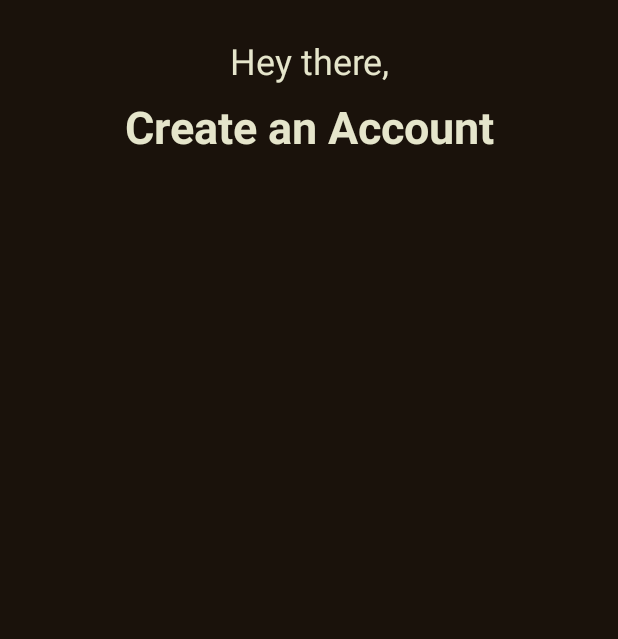
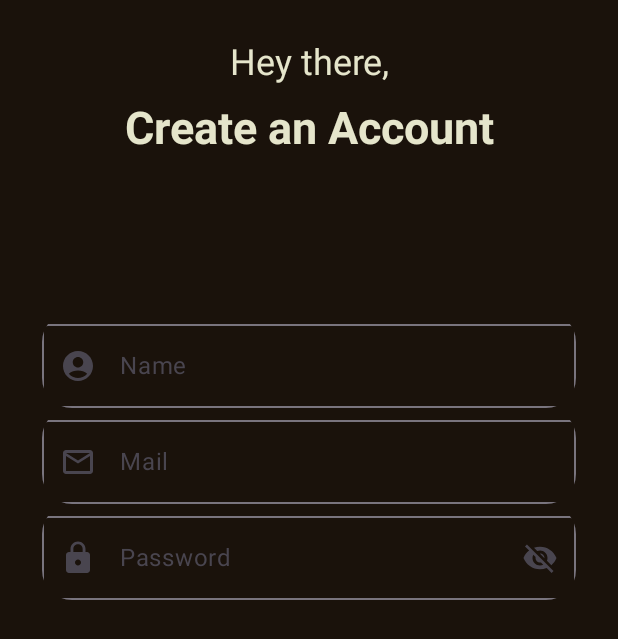
Before and after one commit to ksagar03/SplitMoney, an Android app built with Jetpack Compose: the @Preview function DefaultPreviewOfSignUpScreen, on a phone screen of 412 x 824 dp. Shown: the top 639 px of the screen. Run offline under Robolectric (Android 15) with nearby library versions, the phone set to English and light mode, and no system bars.

Commit message:
Updates: Created Composable component for adding multiple text field

```diff
--- a/app/src/main/java/com/example/splitmoney/signuporlogin/Authentication.kt
+++ b/app/src/main/java/com/example/splitmoney/signuporlogin/Authentication.kt
@@ -11,6 +11,7 @@ import androidx.compose.runtime.Composable
 import androidx.compose.ui.Modifier
 import androidx.compose.ui.graphics.Color
 import androidx.compose.ui.res.colorResource
+import androidx.compose.ui.res.painterResource
 import androidx.compose.ui.res.stringResource
 import androidx.compose.ui.text.font.FontWeight
 import androidx.compose.ui.tooling.preview.Preview
@@ -18,15 +19,20 @@ import androidx.compose.ui.unit.dp
 import androidx.compose.ui.unit.sp
 import com.example.splitmoney.R
 import com.example.splitmoney.signuporlogin.components.TextComponent
+import com.example.splitmoney.signuporlogin.components.UserPasswordTextFiled
+import com.example.splitmoney.signuporlogin.components.UserTextFields
 
 @Composable
 fun SignUpScreen() {
-    Surface( color = colorResource(id = R.color.Dark_Theme),
+    Surface(
+        color = colorResource(id = R.color.Dark_Theme),
         modifier = Modifier
             .fillMaxSize()
 
     ) {
-        Column(modifier = Modifier.fillMaxSize().padding(28.dp)) {
+        Column(modifier = Modifier
+            .fillMaxSize()
+            .padding(28.dp)) {
             TextComponent(
                 value = stringResource(id = R.string.SignupHeading),
                 fontSize = 24.sp,
@@ -36,6 +42,22 @@ fun SignUpScreen() {
                 value = stringResource(id = R.string.SignupHeading2),
                 fontSize = 30.sp,
                 fontWeight = FontWeight.Bold
+            )
+            Spacer(modifier = Modifier.height(100.dp))
+            UserTextFields(
+                labelText = stringResource(id = R.string.userName),
+                iconData = painterResource(id = R.drawable.account_icon),
+                iconDescription = "userNameIcon"
+            )
+            UserTextFields(
+                labelText = stringResource(id = R.string.userEmail),
+                iconData = painterResource(id = R.drawable.outline_email_icon),
+                iconDescription = "userEmailIcon"
+            )
+            UserPasswordTextFiled(
+                labelText = stringResource(id = R.string.userPassword),
+                iconData = painterResource(id = R.drawable.baseline_lock_icon),
+                iconDescription = "userNameIcon"
             )
         }
 
--- a/app/src/main/java/com/example/splitmoney/signuporlogin/components/AppComponents.kt
+++ b/app/src/main/java/com/example/splitmoney/signuporlogin/components/AppComponents.kt
@@ -4,13 +4,32 @@ package com.example.splitmoney.signuporlogin.components
 import androidx.compose.foundation.background
 import androidx.compose.foundation.layout.fillMaxWidth
 import androidx.compose.foundation.layout.heightIn
+import androidx.compose.foundation.shape.RoundedCornerShape
+import androidx.compose.foundation.text.KeyboardOptions
+import androidx.compose.material.icons.Icons
+import androidx.compose.material3.Icon
+import androidx.compose.material3.IconButton
+import androidx.compose.material3.OutlinedTextField
+import androidx.compose.material3.OutlinedTextFieldDefaults
 import androidx.compose.material3.Text
 import androidx.compose.runtime.Composable
+import androidx.compose.runtime.getValue
+import androidx.compose.runtime.mutableStateOf
+import androidx.compose.runtime.remember
+import androidx.compose.runtime.setValue
 import androidx.compose.ui.Modifier
+import androidx.compose.ui.draw.clip
+import androidx.compose.ui.graphics.painter.Painter
+import androidx.compose.ui.graphics.vector.ImageVector
 import androidx.compose.ui.res.colorResource
+import androidx.compose.ui.res.painterResource
+import androidx.compose.ui.res.vectorResource
 import androidx.compose.ui.text.TextStyle
 import androidx.compose.ui.text.font.FontStyle
 import androidx.compose.ui.text.font.FontWeight
+import androidx.compose.ui.text.input.KeyboardType
+import androidx.compose.ui.text.input.PasswordVisualTransformation
+import androidx.compose.ui.text.input.VisualTransformation
 import androidx.compose.ui.text.style.TextAlign
 import androidx.compose.ui.unit.TextUnit
 import androidx.compose.ui.unit.dp
@@ -35,3 +54,82 @@ fun TextComponent(value: String, fontSize: TextUnit, fontWeight: FontWeight) {
 
     )
 }
+
+@Composable
+fun UserTextFields(labelText: String, iconData: Painter, iconDescription: String) {
+    var textValue by remember { mutableStateOf("") }
+
+    OutlinedTextField(
+        modifier = Modifier
+            .fillMaxWidth()
+            .clip(RoundedCornerShape(20.dp)),
+        label = { Text(text = labelText) },
+        colors = OutlinedTextFieldDefaults.colors(
+            focusedBorderColor = colorResource(id = R.color.Dark_Theme_Secondary),
+            focusedLabelColor = colorResource(id = R.color.teal_700),
+            cursorColor = colorResource(id = R.color.Dark_Theme_Text),
+            focusedContainerColor = colorResource(id = R.color.Dark_Theme_Primary),
+        ),
+        keyboardOptions = KeyboardOptions.Default,
+        value = textValue,
+        onValueChange = {
+            textValue = it
+        },
+        leadingIcon = {
+            Icon(painter = iconData, contentDescription = iconDescription)
+        }
+
+    )
+
+}
+
+@Composable
+fun UserPasswordTextFiled(labelText: String, iconData: Painter, iconDescription: String) {
+    var passwordValue by remember { mutableStateOf("") }
+
+    var passwordVisible by remember { mutableStateOf(false) }
+
+    OutlinedTextField(
+        modifier = Modifier
+            .fillMaxWidth()
+            .clip(RoundedCornerShape(20.dp)),
+        label = { Text(text = labelText) },
+        colors = OutlinedTextFieldDefaults.colors(
+            focusedBorderColor = colorResource(id = R.color.Dark_Theme_Secondary),
+            focusedLabelColor = colorResource(id = R.color.teal_700),
+            cursorColor = colorResource(id = R.color.Dark_Theme_Text),
+            focusedContainerColor = colorResource(id = R.color.Dark_Theme_Primary),
+        ),
+        keyboardOptions = KeyboardOptions(keyboardType = KeyboardType.Password),
+
+        value = passwordValue,
+        onValueChange = {
+            passwordValue = it
+        },
+        leadingIcon = {
+            Icon(painter = iconData, contentDescription = iconDescription)
+        },
+        trailingIcon = {
+            val iconImage = if (passwordVisible) {
+                ImageVector.vectorResource(id = R.drawable.visibility_icon)
+            } else {
+                ImageVector.vectorResource(id = R.drawable.visibility_off_icon)
+            }
+            val description = if (passwordVisible) {
+                "hide password"
+            } else {
+                "show password"
+            }
+
+
+            IconButton(onClick = { passwordVisible = !passwordVisible }) {
+                Icon(imageVector = iconImage, contentDescription = description)
+            }
+
+
+        },
+        visualTransformation = if (passwordVisible) VisualTransformation.None else PasswordVisualTransformation()
+
+    )
+
+}
--- /dev/null
+++ b/app/src/main/res/drawable/account_icon.xml
@@ -0,0 +1,5 @@
+<vector xmlns:android="http://schemas.android.com/apk/res/android" android:alpha="0.9" android:height="24dp" android:tint="#704BC6" android:viewportHeight="24" android:viewportWidth="24" android:width="24dp">
+
+    <path android:fillColor="@android:color/white" android:pathData="M12,2C6.48,2 2,6.48 2,12s4.48,10 10,10s10,-4.48 10,-10S17.52,2 12,2zM12,6c1.93,0 3.5,1.57 3.5,3.5S13.93,13 12,13s-3.5,-1.57 -3.5,-3.5S10.07,6 12,6zM12,20c-2.03,0 -4.43,-0.82 -6.14,-2.88C7.55,15.8 9.68,15 12,15s4.45,0.8 6.14,2.12C16.43,19.18 14.03,20 12,20z"/>
+
+</vector>
--- /dev/null
+++ b/app/src/main/res/drawable/baseline_lock_icon.xml
@@ -0,0 +1,5 @@
+<vector xmlns:android="http://schemas.android.com/apk/res/android" android:alpha="0.9" android:autoMirrored="true" android:height="24dp" android:tint="#704BC6" android:viewportHeight="24" android:viewportWidth="24" android:width="24dp">
+
+    <path android:fillColor="@android:color/white" android:pathData="M18,8h-1L17,6c0,-2.76 -2.24,-5 -5,-5S7,3.24 7,6v2L6,8c-1.1,0 -2,0.9 -2,2v10c0,1.1 0.9,2 2,2h12c1.1,0 2,-0.9 2,-2L20,10c0,-1.1 -0.9,-2 -2,-2zM12,17c-1.1,0 -2,-0.9 -2,-2s0.9,-2 2,-2 2,0.9 2,2 -0.9,2 -2,2zM15.1,8L8.9,8L8.9,6c0,-1.71 1.39,-3.1 3.1,-3.1 1.71,0 3.1,1.39 3.1,3.1v2z"/>
+
+</vector>
--- /dev/null
+++ b/app/src/main/res/drawable/outline_email_icon.xml
@@ -0,0 +1,5 @@
+<vector xmlns:android="http://schemas.android.com/apk/res/android" android:alpha="0.9" android:autoMirrored="true" android:height="24dp" android:tint="#704BC6" android:viewportHeight="24" android:viewportWidth="24" android:width="24dp">
+
+    <path android:fillColor="@android:color/white" android:pathData="M22,6c0,-1.1 -0.9,-2 -2,-2L4,4c-1.1,0 -2,0.9 -2,2v12c0,1.1 0.9,2 2,2h16c1.1,0 2,-0.9 2,-2L22,6zM20,6l-8,5 -8,-5h16zM20,18L4,18L4,8l8,5 8,-5v10z"/>
+
+</vector>
--- /dev/null
+++ b/app/src/main/res/drawable/visibility_icon.xml
@@ -0,0 +1,5 @@
+<vector xmlns:android="http://schemas.android.com/apk/res/android" android:alpha="0.9" android:autoMirrored="true" android:height="24dp" android:tint="#704BC6" android:viewportHeight="24" android:viewportWidth="24" android:width="24dp">
+
+    <path android:fillColor="@android:color/white" android:pathData="M12,4.5C7,4.5 2.73,7.61 1,12c1.73,4.39 6,7.5 11,7.5s9.27,-3.11 11,-7.5c-1.73,-4.39 -6,-7.5 -11,-7.5zM12,17c-2.76,0 -5,-2.24 -5,-5s2.24,-5 5,-5 5,2.24 5,5 -2.24,5 -5,5zM12,9c-1.66,0 -3,1.34 -3,3s1.34,3 3,3 3,-1.34 3,-3 -1.34,-3 -3,-3z"/>
+
+</vector>
--- /dev/null
+++ b/app/src/main/res/drawable/visibility_off_icon.xml
@@ -0,0 +1,5 @@
+<vector xmlns:android="http://schemas.android.com/apk/res/android" android:alpha="0.9" android:autoMirrored="true" android:height="24dp" android:tint="#704BC6" android:viewportHeight="24" android:viewportWidth="24" android:width="24dp">
+
+    <path android:fillColor="@android:color/white" android:pathData="M12,7c2.76,0 5,2.24 5,5 0,0.65 -0.13,1.26 -0.36,1.83l2.92,2.92c1.51,-1.26 2.7,-2.89 3.43,-4.75 -1.73,-4.39 -6,-7.5 -11,-7.5 -1.4,0 -2.74,0.25 -3.98,0.7l2.16,2.16C10.74,7.13 11.35,7 12,7zM2,4.27l2.28,2.28 0.46,0.46C3.08,8.3 1.78,10.02 1,12c1.73,4.39 6,7.5 11,7.5 1.55,0 3.03,-0.3 4.38,-0.84l0.42,0.42L19.73,22 21,20.73 3.27,3 2,4.27zM7.53,9.8l1.55,1.55c-0.05,0.21 -0.08,0.43 -0.08,0.65 0,1.66 1.34,3 3,3 0.22,0 0.44,-0.03 0.65,-0.08l1.55,1.55c-0.67,0.33 -1.41,0.53 -2.2,0.53 -2.76,0 -5,-2.24 -5,-5 0,-0.79 0.2,-1.53 0.53,-2.2zM11.84,9.02l3.15,3.15 0.02,-0.16c0,-1.66 -1.34,-3 -3,-3l-0.17,0.01z"/>
+
+</vector>
--- a/app/src/main/res/values/strings.xml
+++ b/app/src/main/res/values/strings.xml
@@ -2,4 +2,11 @@
     <string name="app_name">Split Money</string>
     <string name="SignupHeading">Hey there,</string>
     <string name="SignupHeading2">Create an Account</string>
+    <string name="userName">Name</string>
+    <string name="userEmail">Mail</string>
+    <string name="userPassword">Password</string>
+
+
+
+
 </resources>
```
